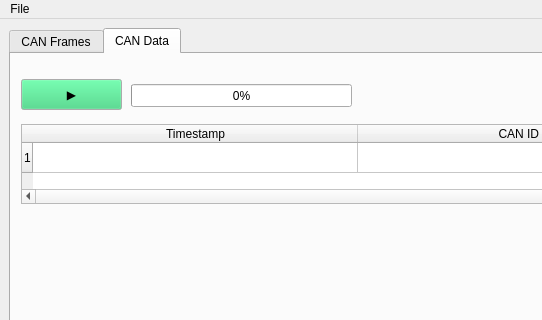
Old version of the form mainwindow.ui in the repository AidanRouai/CANvis1; both pictures show x 0 to 542 and y 0 to 320 of the 1280 by 720 pixel window.
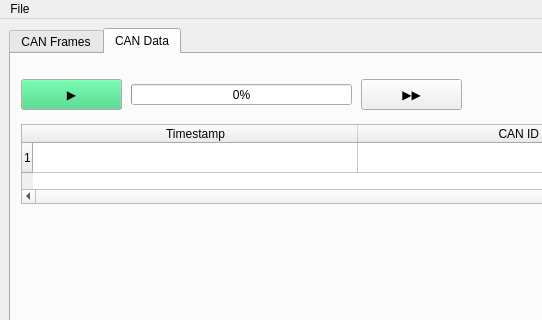
New version of the form.

Commit message: TODO: Fix fast forward button

Patch:
```diff
--- a/mainwindow.ui
+++ b/mainwindow.ui
@@ -175,7 +175,7 @@
             <x>120</x>
             <y>30</y>
             <width>221</width>
-            <height>23</height>
+            <height>21</height>
            </rect>
           </property>
           <property name="value">
@@ -239,6 +239,19 @@
            </property>
           </column>
          </widget>
+         <widget class="QPushButton" name="btnFF">
+          <property name="geometry">
+           <rect>
+            <x>350</x>
+            <y>25</y>
+            <width>101</width>
+            <height>31</height>
+           </rect>
+          </property>
+          <property name="text">
+           <string>▶▶</string>
+          </property>
+         </widget>
         </widget>
        </widget>
       </item>
```
The commit also changes 2 other files.
